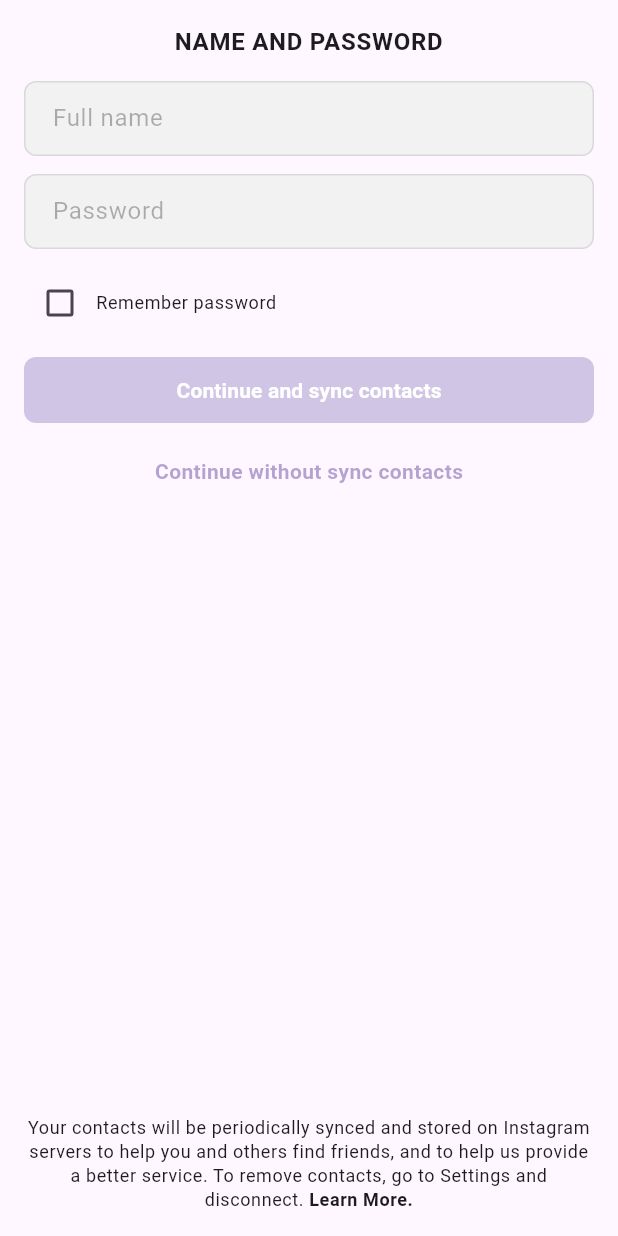
After one commit to RDA-12/Flutter_Insta-Clone, a Flutter app: the NamePasswordPage screen opened by its route, on a phone screen of 412 x 824 dp. The commit adds this screen. Run offline on Flutter 3.47's test engine with Material 2 defaults, Android fonts, the phone set to English and light mode, and no system bars; our stand-ins replace auto_route, flutter_svg.

Commit message:
add email and phone confirmation page | add name and password form page

```diff
--- /dev/null
+++ b/lib/ui/auth/pages/name_password_page.dart
@@ -0,0 +1,140 @@
+import 'package:flutter/gestures.dart';
+import 'package:flutter/material.dart';
+
+import '../../../core/constants.dart';
+import '../../widgets/primary_button.dart';
+import '../../widgets/secondary_button.dart';
+import '../../widgets/vertical_space.dart';
+
+class NamePasswordPage extends StatefulWidget {
+  const NamePasswordPage({super.key});
+
+  @override
+  State<NamePasswordPage> createState() => _NamePasswordPageState();
+}
+
+class _NamePasswordPageState extends State<NamePasswordPage> {
+  late final GlobalKey<FormState> _formKey;
+  late final TextEditingController _nameController;
+  late final TextEditingController _passwordController;
+  bool _rememberPassword = false;
+  String _name = "";
+  String _password = "";
+
+  @override
+  void initState() {
+    super.initState();
+    _formKey = GlobalKey<FormState>();
+    _nameController = TextEditingController();
+    _passwordController = TextEditingController();
+    _nameController.addListener(() {
+      setState(() {
+        _name = _nameController.text;
+      });
+    });
+    _passwordController.addListener(() {
+      setState(() {
+        _password = _passwordController.text;
+      });
+    });
+  }
+
+  @override
+  void dispose() {
+    _nameController.dispose();
+    _passwordController.dispose();
+    super.dispose();
+  }
+
+  @override
+  Widget build(BuildContext context) {
+    return SafeArea(
+      child: Scaffold(
+        resizeToAvoidBottomInset: false,
+        body: Form(
+          key: _formKey,
+          child: Padding(
+            padding: const EdgeInsets.all(DimenConstants.pagePadding),
+            child: Column(
+              children: [
+                Expanded(
+                  child: Column(
+                    children: [
+                      Text(
+                        "NAME AND PASSWORD",
+                        style: Theme.of(context).textTheme.bodyLarge?.copyWith(
+                              fontWeight: FontWeight.bold,
+                            ),
+                        textAlign: TextAlign.center,
+                      ),
+                      const VerticalSpace(space: 14),
+                      TextFormField(
+                        controller: _nameController,
+                        decoration: const InputDecoration(
+                          hintText: "Full name",
+                        ),
+                      ),
+                      const VerticalSpace(space: 12),
+                      TextFormField(
+                        controller: _passwordController,
+                        decoration: const InputDecoration(
+                          hintText: "Password",
+                        ),
+                      ),
+                      const VerticalSpace(space: 12),
+                      Row(
+                        children: [
+                          Checkbox(
+                            value: _rememberPassword,
+                            onChanged: (val) {
+                              setState(() {
+                                _rememberPassword = val ?? false;
+                              });
+                            },
+                          ),
+                          Text(
+                            "Remember password",
+                            style: Theme.of(context).textTheme.caption,
+                          ),
+                        ],
+                      ),
+                      const VerticalSpace(space: 12),
+                      PrimaryButton(
+                        onPressed:
+                            _name == "" || _password == "" ? null : () {},
+                        text: "Continue and sync contacts",
+                      ),
+                      const VerticalSpace(space: 10),
+                      SecondaryButton(
+                        onPressed:
+                            _name == "" || _password == "" ? null : () {},
+                        text: "Continue without sync contacts",
+                      ),
+                    ],
+                  ),
+                ),
+                RichText(
+                  textAlign: TextAlign.center,
+                  text: TextSpan(
+                    style: Theme.of(context).textTheme.bodySmall,
+                    text:
+                        "Your contacts will be periodically synced and stored on Instagram servers to help you and others find friends, and to help us provide a better service. To remove contacts, go to Settings and disconnect. ",
+                    children: [
+                      TextSpan(
+                        text: "Learn More.",
+                        style: const TextStyle(
+                          fontWeight: FontWeight.bold,
+                        ),
+                        recognizer: TapGestureRecognizer()..onTap = () {},
+                      ),
+                    ],
+                  ),
+                )
+              ],
+            ),
+          ),
+        ),
+      ),
+    );
+  }
+}
--- a/lib/ui/widgets/secondary_button.dart
+++ b/lib/ui/widgets/secondary_button.dart
@@ -15,14 +15,15 @@ class SecondaryButton extends StatelessWidget {
   Widget build(BuildContext context) {
     return SizedBox(
       height: 44,
-      width: double.infinity,
       child: GestureDetector(
         onTap: onPressed,
         child: Center(
           child: Text(
             text,
             style: TextStyle(
-              color: Theme.of(context).colorScheme.primary,
+              color: Theme.of(context).colorScheme.primary.withOpacity(
+                    onPressed == null ? 0.5 : 1,
+                  ),
               fontWeight: FontWeight.bold,
             ),
           ),
```
Also changed, not shown: lib/core/routes/routes.dart (+7 -1 lines), lib/ui/auth/pages/email_conf_page.dart (added, +135 -0 lines), lib/ui/auth/pages/phone_conf_page.dart (added, +131 -0 lines), lib/ui/auth/pages/register_page.dart (+31 -5 lines), lib/core/routes/routes.gr.dart.
